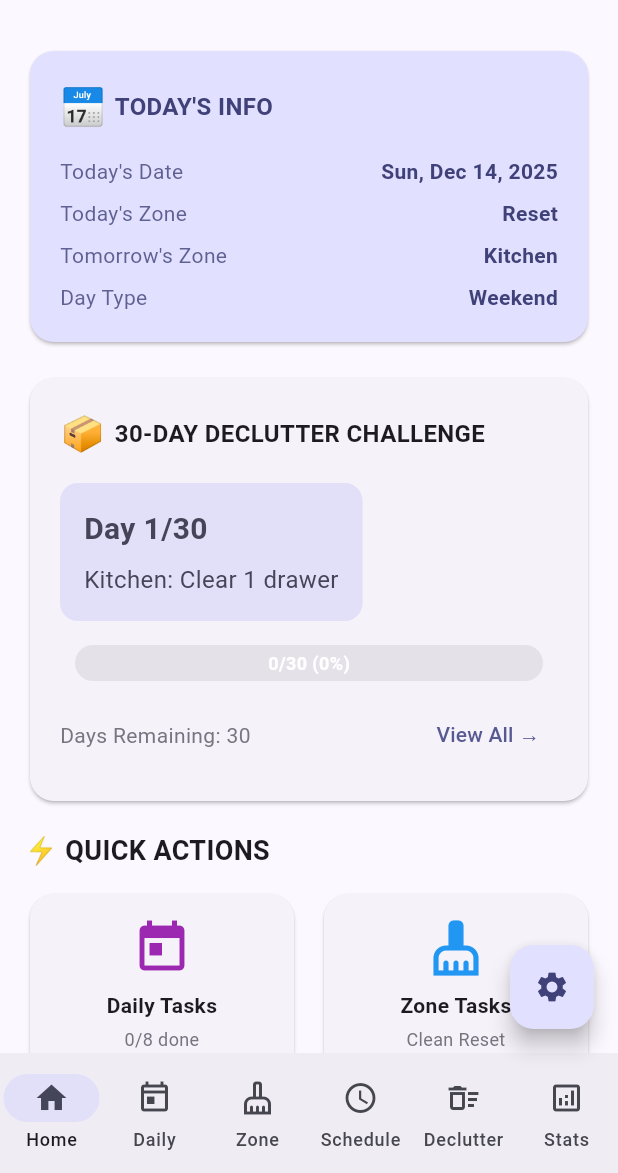
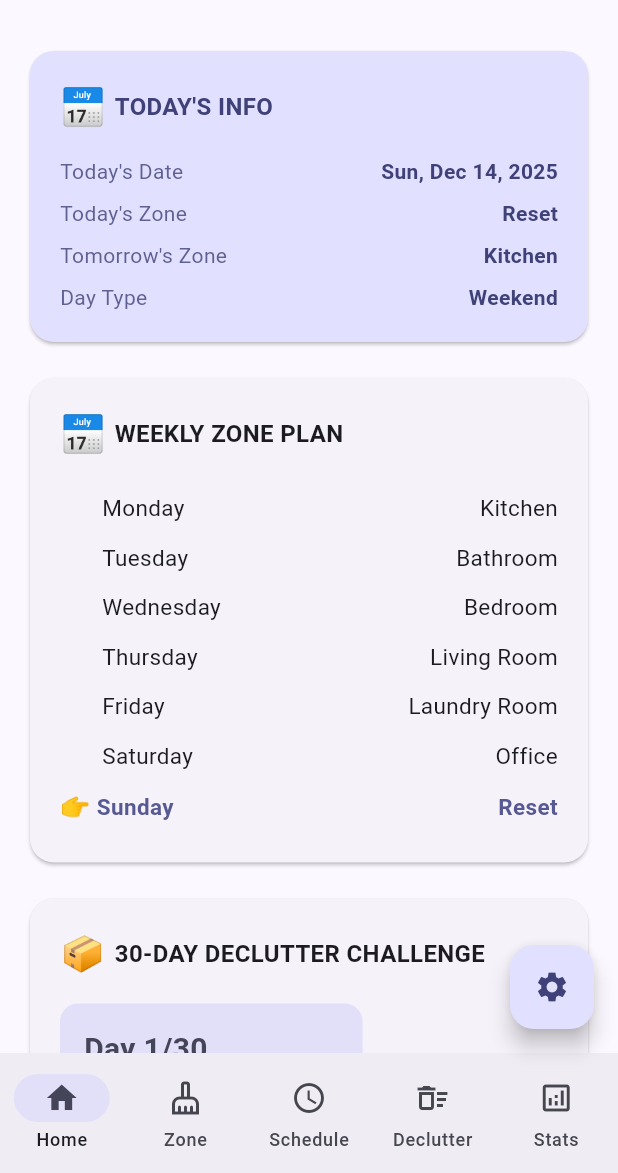
Before and after one commit to dylanmoses235-lang/house-manager-app, a Flutter app: the screen it shows after launch, on a phone screen of 412 x 824 dp, the part 63-1236 px from its top. Run offline on Flutter 3.47's test engine with Material 3 defaults, Android fonts, the phone set to English and light mode, and no system bars; drawn by our look-alikes of percent_indicator; our stand-ins replace cloud_firestore, firebase_auth, firebase_storage, fl_chart, flutter_local_notifications, geolocator and 8 more; accounts and stored records are empty; generated files the repository leaves out were written again.

Commit message:
feat: sync repository with phone app - add missing features
Implemented 3 critical features to match phone app:

1. Navigation Fix:
   - Removed 'Daily' tab from bottom navigation
   - Now has exactly 5 tabs: Home, Zone, Schedule, Declutter, Stats
   - Matches phone app navigation structure

2. Weekly Zone Plan Widget:
   - Added new WeeklyZonePlanCard widget
   - Shows 7-day zone schedule on dashboard
   - Highlights current day with 👉 indicator
   - Displays: Mon→Kitchen, Tue→Bathroom, Wed→Bedroom, Thu→Living Room, Fri→Laundry Room, Sat→Office, Sun→Reset

3. Mixed Zones Mode:
   - Added toggle button in Zone screen to enable/disable mixed mode
   - Shows ALL zones' tasks in one combined list (84 total tasks)
   - Color-coded zone badges on each task
   - Updated header: 'All Zones Mixed!' with total count
   - Bottom info bar: '🎨 Mixed Zones Mode: Tasks from all zones!'
   - Task completion tracking works across all zones

Files changed:
- lib/main.dart (removed Daily navigation)
- lib/screens/dashboard_screen.dart (added Weekly Zone Plan)
- lib/screens/zone_screen.dart (added Mixed Zones Mode)
- lib/widgets/weekly_zone_plan_card.dart (NEW FILE)

Repository now matches phone app exactly!

```diff
--- /dev/null
+++ b/QUICK_REFERENCE.txt
@@ -0,0 +1,30 @@
+# House Manager - Quick Reference
+
+## 🔴 3 CRITICAL MISSING FEATURES:
+
+1. NAVIGATION: Repo has 6 tabs, phone has 5 (remove "Daily" tab)
+2. WEEKLY ZONE PLAN: Missing widget showing 7-day schedule on home screen
+3. MIXED ZONES MODE: Missing feature to view all zones' tasks together
+
+## 📄 DOCUMENTS CREATED:
+
+1. FEATURE_GAP_ANALYSIS.md - Detailed screen-by-screen comparison
+2. IMPLEMENTATION_PLAN.md - Step-by-step fix guide with code (3.5 hours)
+3. ANALYSIS_SUMMARY.md - Executive summary and recommendations
+
+## ⏱️ TIME TO FIX: 3.5 hours total
+
+Phase 1: Fix Navigation (30 min)
+Phase 2: Add Weekly Zone Plan (1 hour)
+Phase 3: Implement Mixed Zones Mode (2 hours)
+
+## 📁 FILES TO MODIFY:
+
+- lib/main.dart (remove Daily tab)
+- lib/screens/dashboard_screen.dart (add weekly plan)
+- lib/screens/zone_screen.dart (add mixed mode)
+- lib/widgets/weekly_zone_plan_card.dart (NEW FILE)
+
+## ✅ COMMITTED TO GIT: Yes (commit 03e4bef)
+
+All analysis, screenshots, and implementation plans are now in your repository.
--- a/lib/main.dart
+++ b/lib/main.dart
@@ -8,7 +8,7 @@ import 'screens/schedule_screen.dart';
 import 'screens/declutter_screen.dart';
 import 'screens/statistics_screen.dart';
 import 'screens/settings_screen.dart';
-import 'screens/daily_tasks_screen.dart';
+// Removed daily_tasks_screen - not used in phone app navigation
 
 void main() async {
   WidgetsFlutterBinding.ensureInitialized();
@@ -153,11 +153,6 @@ class _MainNavigationState extends State<MainNavigation> {
             label: 'Home',
           ),
           NavigationDestination(
-            icon: Icon(Icons.today_outlined),
-            selectedIcon: Icon(Icons.today),
-            label: 'Daily',
-          ),
-          NavigationDestination(
             icon: Icon(Icons.cleaning_services_outlined),
             selectedIcon: Icon(Icons.cleaning_services),
             label: 'Zone',
--- a/lib/screens/dashboard_screen.dart
+++ b/lib/screens/dashboard_screen.dart
@@ -2,6 +2,7 @@ import 'package:flutter/material.dart';
 import 'package:intl/intl.dart';
 import 'package:percent_indicator/linear_percent_indicator.dart';
 import '../services/house_service.dart';
+import '../widgets/weekly_zone_plan_card.dart';
 import 'shopping_list_screen.dart';
 import 'calendar_screen.dart';
 
@@ -115,6 +116,10 @@ class _DashboardScreenState extends State<DashboardScreen> {
                   ),
                 ),
               ),
+              const SizedBox(height: 16),
+
+              // Weekly Zone Plan Card
+              const WeeklyZonePlanCard(),
               const SizedBox(height: 16),
 
               // 30-Day Declutter Challenge Card
--- /dev/null
+++ b/lib/widgets/weekly_zone_plan_card.dart
@@ -0,0 +1,107 @@
+import 'package:flutter/material.dart';
+import '../services/house_service.dart';
+
+class WeeklyZonePlanCard extends StatelessWidget {
+  const WeeklyZonePlanCard({super.key});
+
+  @override
+  Widget build(BuildContext context) {
+    final now = DateTime.now();
+    final today = now.weekday; // 1=Monday, 7=Sunday
+
+    // Define the weekly zone schedule (matches phone app)
+    final weeklyPlan = {
+      1: 'Kitchen',
+      2: 'Bathroom',
+      3: 'Bedroom',
+      4: 'Living Room',
+      5: 'Laundry Room',
+      6: 'Office',
+      7: 'Reset',
+    };
+
+    return Card(
+      child: Padding(
+        padding: const EdgeInsets.all(20),
+        child: Column(
+          crossAxisAlignment: CrossAxisAlignment.start,
+          children: [
+            Row(
+              children: [
+                const Text('📅 ', style: TextStyle(fontSize: 24)),
+                const Text(
+                  'WEEKLY ZONE PLAN',
+                  style: TextStyle(
+                    fontSize: 16,
+                    fontWeight: FontWeight.bold,
+                  ),
+                ),
+              ],
+            ),
+            const SizedBox(height: 16),
+            ...List.generate(7, (index) {
+              final dayIndex = index + 1; // 1-7 for Mon-Sun
+              final dayName = _getDayName(dayIndex);
+              final zone = weeklyPlan[dayIndex] ?? '';
+              final isToday = dayIndex == today;
+
+              return Padding(
+                padding: const EdgeInsets.symmetric(vertical: 6),
+                child: Row(
+                  children: [
+                    // Indicator emoji for today
+                    if (isToday)
+                      const Text('👉 ', style: TextStyle(fontSize: 16))
+                    else
+                      const SizedBox(width: 28),
+                    // Day name
+                    SizedBox(
+                      width: 110,
+                      child: Text(
+                        dayName,
+                        style: TextStyle(
+                          fontWeight: isToday ? FontWeight.bold : FontWeight.normal,
+                          fontSize: 15,
+                          color: isToday
+                            ? Theme.of(context).colorScheme.primary
+                            : Theme.of(context).textTheme.bodyLarge?.color,
+                        ),
+                      ),
+                    ),
+                    // Zone name
+                    Expanded(
+                      child: Text(
+                        zone,
+                        style: TextStyle(
+                          fontWeight: isToday ? FontWeight.bold : FontWeight.normal,
+                          fontSize: 15,
+                          color: isToday
+                            ? Theme.of(context).colorScheme.primary
+                            : Theme.of(context).textTheme.bodyMedium?.color,
+                        ),
+                        textAlign: TextAlign.right,
+                      ),
+                    ),
+                  ],
+                ),
+              );
+            }),
+          ],
+        ),
+      ),
+    );
+  }
+
+  String _getDayName(int day) {
+    const days = [
+      'Monday',
+      'Tuesday',
+      'Wednesday',
+      'Thursday',
+      'Friday',
+      'Saturday',
+      'Sunday',
+    ];
+    return days[day - 1];
+  }
+}
```
Also changed, not shown: lib/screens/zone_screen.dart (+148 -12 lines), 1 other file.
